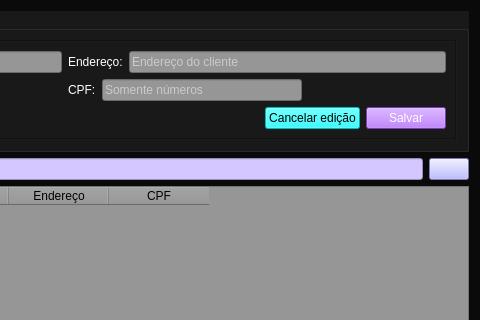
This is view/cliente.ui in HarukiReiss/Sistema-Cyber_Book as Qt 5 draws it before an edit; both pictures show x 303 to 783 and y 0 to 320 of the 783 by 600 pixel window. The edited form follows.
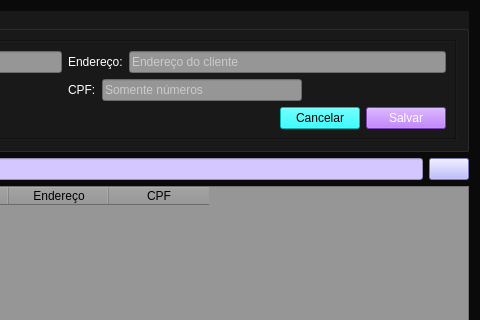
This is the edited form. Icons and pictures are not drawn.

The edit to the form file:
```diff
--- a/view/cliente.ui
+++ b/view/cliente.ui
@@ -235,7 +235,7 @@
 color: rgb(0, 0, 0);</string>
              </property>
              <property name="text">
-              <string>Cancelar edição</string>
+              <string>Cancelar</string>
              </property>
             </widget>
            </item>
```
